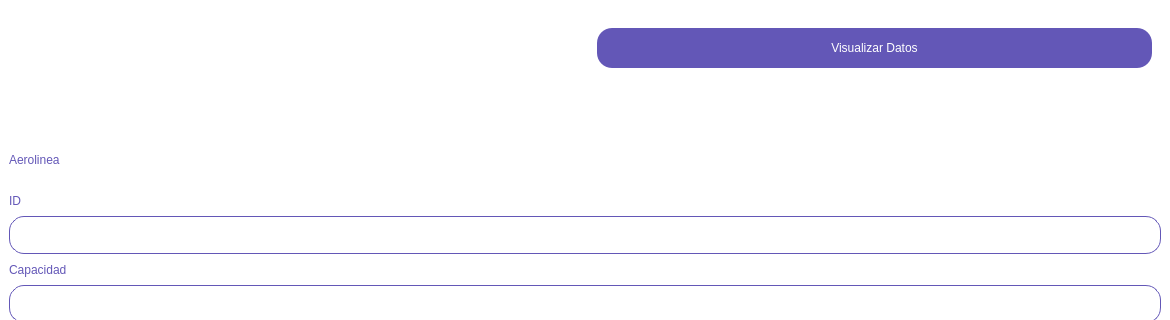
Qt form GUI/Resources/UI/HangarDatos.ui (difer19/Gestor-de-Hangares) before a commit; both pictures show x 0 to 1170 and y 196 to 516 of the 1170 by 654 pixel window.
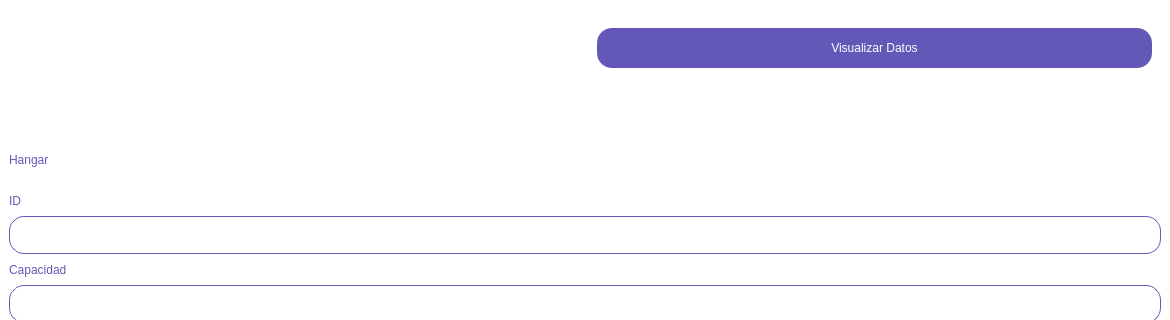
The same form after that commit. Icons and pictures are not drawn.

Diff of the .ui file:
```diff
--- a/GUI/Resources/UI/HangarDatos.ui
+++ b/GUI/Resources/UI/HangarDatos.ui
@@ -182,7 +182,7 @@
          </size>
         </property>
         <property name="text">
-         <string>Aerolinea</string>
+         <string>Hangar</string>
         </property>
        </widget>
       </item>
```
Left out of the diff: 3 changed lines with no effect on the pictures.
